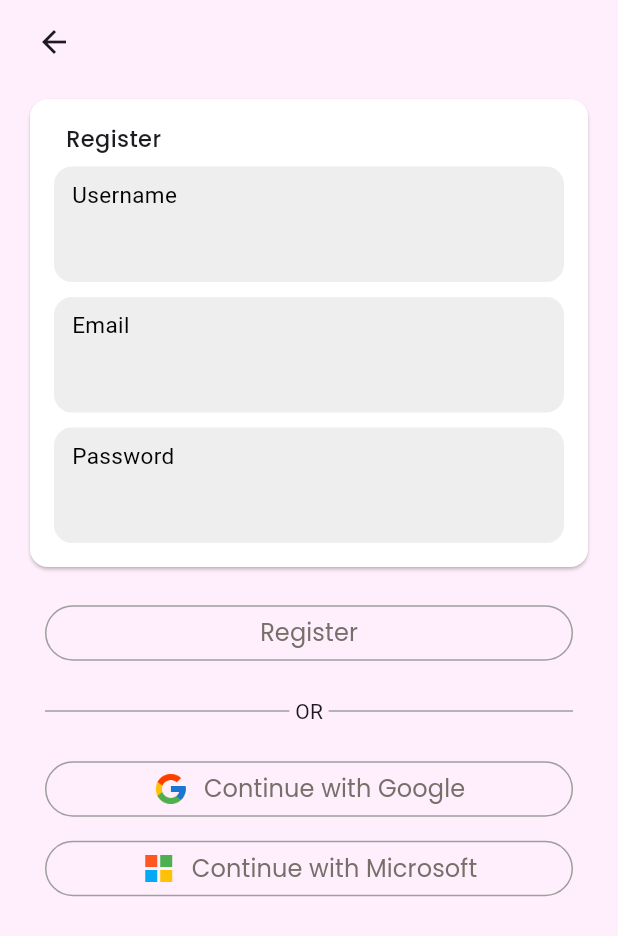
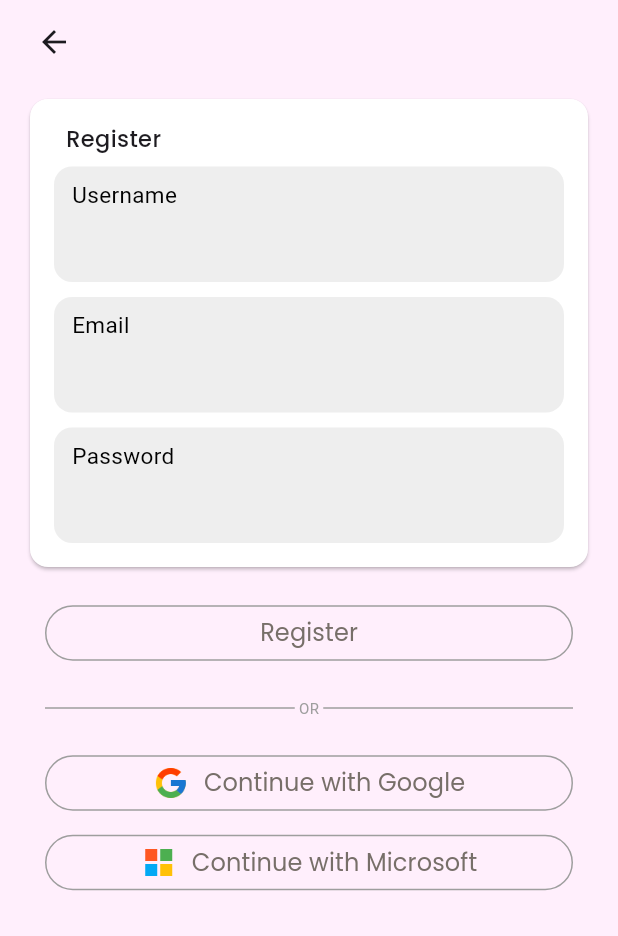
Before and after one commit to jiapanWei/voice_assistant, a Flutter app: the screen it shows after launch, after a tap on "Register", on a phone screen of 412 x 824 dp. Shown: the top 936 px of the screen. Run offline on Flutter 3.47's test engine with Material 3 defaults, Android fonts, the phone set to English and light mode, and no system bars; our stand-ins replace cloud_firestore, firebase_auth, firebase_core, google_fonts, google_sign_in, image_gallery_saver and 3 more; missing offline and left inert: flutter_downloader, text_to_speech; accounts and stored records are empty; project files that could hold a hidden picture were left out.

Commit message:
Edits: Create a reuseable dividerLine()

```diff
--- a/lib/screens/auth_sign_in_providers.dart
+++ b/lib/screens/auth_sign_in_providers.dart
@@ -2,7 +2,6 @@ import 'package:flutter/material.dart';
 import 'package:google_fonts/google_fonts.dart';
 
 import 'package:voice_assistant/services/auth_service.dart';
-import 'authentication.dart';
 
 ButtonStyle transparentButtonStyle() {
   return OutlinedButton.styleFrom(
@@ -19,6 +18,26 @@ TextStyle buttonPoppinsFontStyle() {
   );
 }
 
+Container dividerLine() {
+  return Container(
+    margin: const EdgeInsets.symmetric(horizontal: 30.0, vertical: 18),
+    child: const Row(
+      children: [
+        Expanded(child: Divider(color: Colors.grey)),
+        Text(
+          " OR ",
+          style: TextStyle(
+            color: Colors.grey,
+            fontWeight: FontWeight.w400,
+            fontSize: 10,
+          ),
+        ),
+        Expanded(child: Divider(color: Colors.grey)),
+      ],
+    ),
+  );
+}
+
 Container googleAuthButton() {
   return Container(
     margin: const EdgeInsets.only(left: 30.0, right: 30.0),
@@ -30,10 +49,7 @@ Container googleAuthButton() {
         children: [
           Image.asset('images/google.png', height: 24.0, width: 24.0),
           const SizedBox(width: 10),
-          Text(
-            'Continue with Google',
-            style: buttonPoppinsFontStyle(),
-          ),
+          Text('Continue with Google', style: buttonPoppinsFontStyle()),
         ],
       ),
     ),
@@ -51,10 +67,7 @@ Container microsoftAuthButton() {
         children: [
           Image.asset('images/microsoft.png', height: 24.0, width: 24.0),
           const SizedBox(width: 10),
-          Text(
-            'Continue with Microsoft',
-            style: buttonPoppinsFontStyle(),
-          ),
+          Text('Continue with Microsoft', style: buttonPoppinsFontStyle()),
         ],
       ),
     ),
--- a/lib/screens/authentication.dart
+++ b/lib/screens/authentication.dart
@@ -3,9 +3,9 @@ import 'package:firebase_auth/firebase_auth.dart';
 import 'package:google_fonts/google_fonts.dart';
 import 'package:cloud_firestore/cloud_firestore.dart';
 
+import 'package:voice_assistant/services/auth_service.dart';
 import 'package:voice_assistant/screens/main_screen.dart';
 import 'package:voice_assistant/screens/login.dart';
-import 'package:voice_assistant/services/auth_service.dart';
 import 'package:voice_assistant/screens/auth_sign_in_providers.dart';
 
 final _firebaseAuth = FirebaseAuth.instance;
@@ -283,26 +283,7 @@ class _AuthScreenState extends State<AuthScreen> {
                 ),
               ),
             ),
-
-            Container(
-              margin:
-                  const EdgeInsets.symmetric(horizontal: 30.0, vertical: 18),
-              child: const Row(
-                children: [
-                  Expanded(
-                    child: Divider(
-                      color: Colors.grey,
-                    ),
-                  ),
-                  Text(" OR "),
-                  Expanded(
-                    child: Divider(
-                      color: Colors.grey,
-                    ),
-                  ),
-                ],
-              ),
-            ),
+            dividerLine(),
             googleAuthButton(),
             const SizedBox(height: 5),
             microsoftAuthButton(),
--- a/lib/screens/login.dart
+++ b/lib/screens/login.dart
@@ -111,32 +111,7 @@ class LoginScreen extends StatelessWidget {
                   ),
                 ),
               ),
-              Container(
-                margin:
-                    const EdgeInsets.symmetric(horizontal: 30.0, vertical: 18),
-                child: const Row(
-                  children: [
-                    Expanded(
-                      child: Divider(
-                        color: Colors.grey,
-                      ),
-                    ),
-                    Text(
-                      " OR ",
-                      style: TextStyle(
-                        color: Colors.grey,
-                        fontWeight: FontWeight.w400,
-                        fontSize: 10,
-                      ),
-                    ),
-                    Expanded(
-                      child: Divider(
-                        color: Colors.grey,
-                      ),
-                    ),
-                  ],
-                ),
-              ),
+              dividerLine(),
               googleAuthButton(),
               const SizedBox(height: 5),
               microsoftAuthButton(),
```
